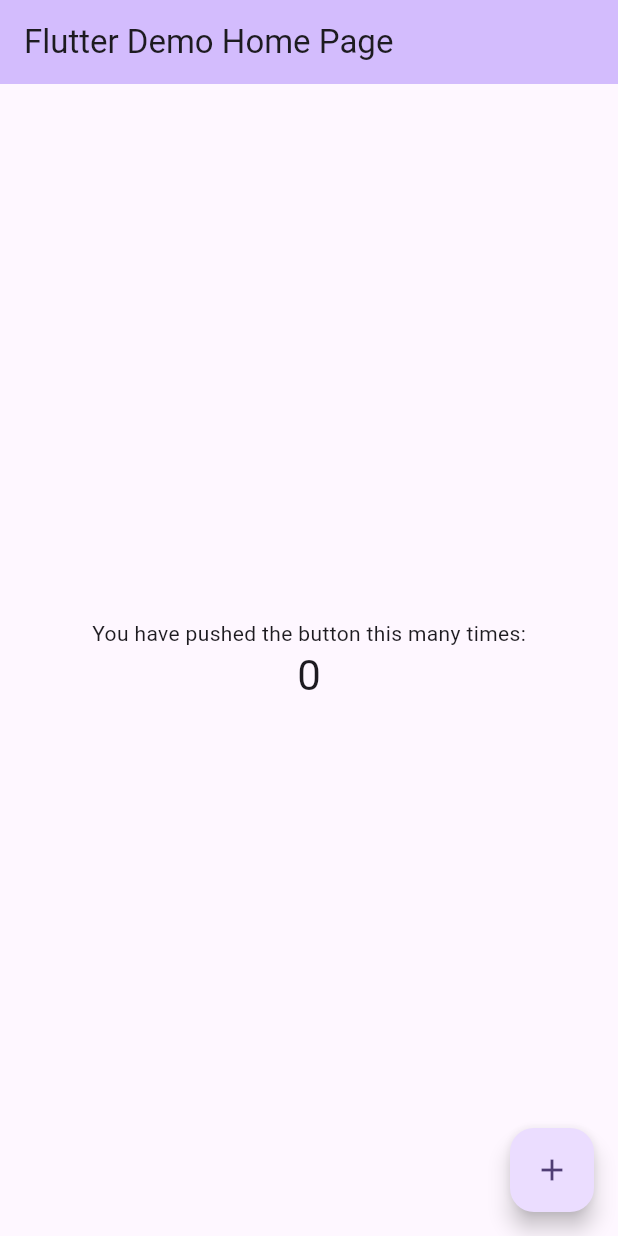
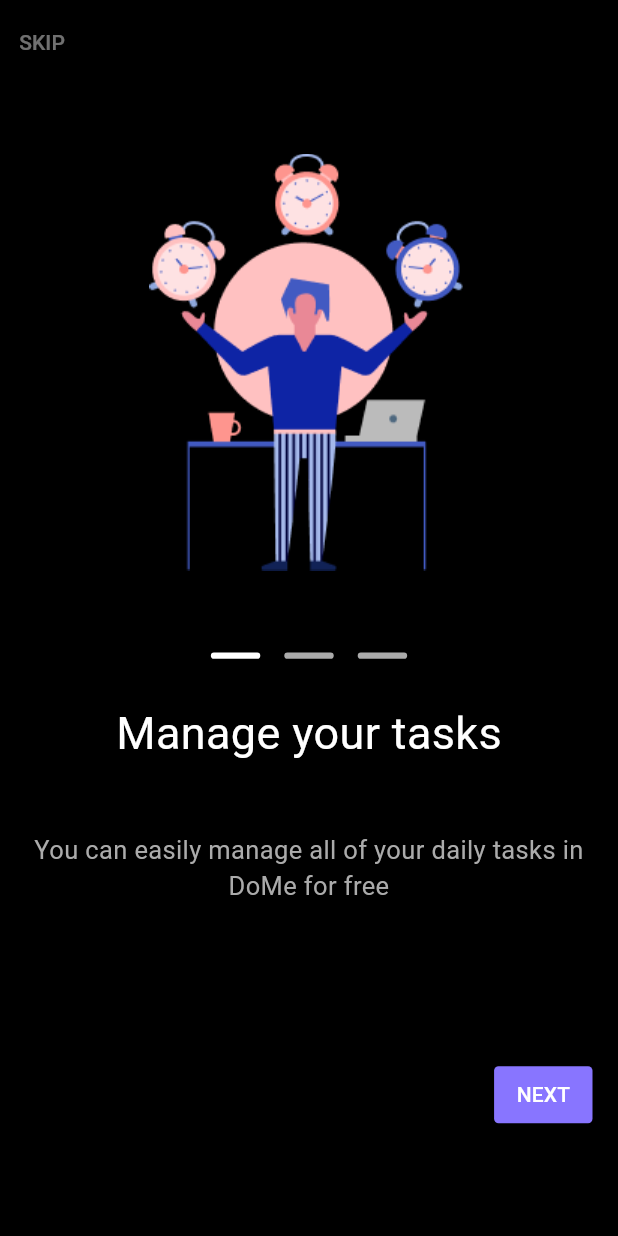
Before and after one commit to Shaurya2712/todo_list, a Flutter app: the screen it shows after launch, on a phone screen of 412 x 824 dp. Run offline on Flutter 3.47's test engine with Material 3 defaults, Android fonts, the phone set to English and light mode, and no system bars; our stand-ins replace get.

Commit message:
Implemented Introduction screen.

```diff
--- a/lib/main.dart
+++ b/lib/main.dart
@@ -1,4 +1,6 @@
 import 'package:flutter/material.dart';
+import 'package:get/get_navigation/src/root/get_material_app.dart';
+import 'package:todo_list/pages/splash_screen.dart';
 
 void main() {
   runApp(const MyApp());
@@ -10,116 +12,15 @@ class MyApp extends StatelessWidget {
   // This widget is the root of your application.
   @override
   Widget build(BuildContext context) {
-    return MaterialApp(
-      title: 'Flutter Demo',
-      theme: ThemeData(
-        // This is the theme of your application.
-        //
-        // TRY THIS: Try running your application with "flutter run". You'll see
-        // the application has a purple toolbar. Then, without quitting the app,
-        // try changing the seedColor in the colorScheme below to Colors.green
-        // and then invoke "hot reload" (save your changes or press the "hot
-        // reload" button in a Flutter-supported IDE, or press "r" if you used
-        // the command line to start the app).
-        //
-        // Notice that the counter didn't reset back to zero; the application
-        // state is not lost during the reload. To reset the state, use hot
-        // restart instead.
-        //
-        // This works for code too, not just values: Most code changes can be
-        // tested with just a hot reload.
-        colorScheme: ColorScheme.fromSeed(seedColor: Colors.deepPurple),
-        useMaterial3: true,
-      ),
-      home: const MyHomePage(title: 'Flutter Demo Home Page'),
+    return const GetMaterialApp(
+      // title: 'Todo List',
+      // theme: ThemeData(
+      //   colorScheme: ColorScheme.fromSeed(seedColor: Colors.deepPurple),
+      //   useMaterial3: true,
+      // ),
+
+      // by default goes to the splash screen.
+      home: SplashScreen(),
     );
   }
 }
-
-class MyHomePage extends StatefulWidget {
-  const MyHomePage({super.key, required this.title});
-
-  // This widget is the home page of your application. It is stateful, meaning
-  // that it has a State object (defined below) that contains fields that affect
-  // how it looks.
-
-  // This class is the configuration for the state. It holds the values (in this
-  // case the title) provided by the parent (in this case the App widget) and
-  // used by the build method of the State. Fields in a Widget subclass are
-  // always marked "final".
-
-  final String title;
-
-  @override
-  State<MyHomePage> createState() => _MyHomePageState();
-}
-
-class _MyHomePageState extends State<MyHomePage> {
-  int _counter = 0;
-
-  void _incrementCounter() {
-    setState(() {
-      // This call to setState tells the Flutter framework that something has
-      // changed in this State, which causes it to rerun the build method below
-      // so that the display can reflect the updated values. If we changed
-      // _counter without calling setState(), then the build method would not be
-      // called again, and so nothing would appear to happen.
-      _counter++;
-    });
-  }
-
-  @override
-  Widget build(BuildContext context) {
-    // This method is rerun every time setState is called, for instance as done
-    // by the _incrementCounter method above.
-    //
-    // The Flutter framework has been optimized to make rerunning build methods
-    // fast, so that you can just rebuild anything that needs updating rather
-    // than having to individually change instances of widgets.
-    return Scaffold(
-      appBar: AppBar(
-        // TRY THIS: Try changing the color here to a specific color (to
-        // Colors.amber, perhaps?) and trigger a hot reload to see the AppBar
-        // change color while the other colors stay the same.
-        backgroundColor: Theme.of(context).colorScheme.inversePrimary,
-        // Here we take the value from the MyHomePage object that was created by
-        // the App.build method, and use it to set our appbar title.
-        title: Text(widget.title),
-      ),
-      body: Center(
-        // Center is a layout widget. It takes a single child and positions it
-        // in the middle of the parent.
-        child: Column(
-          // Column is also a layout widget. It takes a list of children and
-          // arranges them vertically. By default, it sizes itself to fit its
-          // children horizontally, and tries to be as tall as its parent.
-          //
-          // Column has various properties to control how it sizes itself and
-          // how it positions its children. Here we use mainAxisAlignment to
-          // center the children vertically; the main axis here is the vertical
-          // axis because Columns are vertical (the cross axis would be
-          // horizontal).
-          //
-          // TRY THIS: Invoke "debug painting" (choose the "Toggle Debug Paint"
-          // action in the IDE, or press "p" in the console), to see the
-          // wireframe for each widget.
-          mainAxisAlignment: MainAxisAlignment.center,
-          children: <Widget>[
-            const Text(
-              'You have pushed the button this many times:',
-            ),
-            Text(
-              '$_counter',
-              style: Theme.of(context).textTheme.headlineMedium,
-            ),
-          ],
-        ),
-      ),
-      floatingActionButton: FloatingActionButton(
-        onPressed: _incrementCounter,
-        tooltip: 'Increment',
-        child: const Icon(Icons.add),
-      ), // This trailing comma makes auto-formatting nicer for build methods.
-    );
-  }
-}
--- /dev/null
+++ b/lib/pages/introduction_screen.dart
@@ -0,0 +1,165 @@
+import 'package:flutter/material.dart';
+import 'package:get/get.dart';
+import 'package:todo_list/controller/introduction_screen_controller.dart';
+import 'package:todo_list/utility/app_colors.dart';
+import 'package:todo_list/utility/app_strings.dart';
+
+class IntroductionScreen extends StatefulWidget {
+  const IntroductionScreen({super.key});
+
+  @override
+  State<IntroductionScreen> createState() => _IntroductionScreenState();
+}
+
+class _IntroductionScreenState extends State<IntroductionScreen> {
+  // Instance of the IntroductionController obtained using GetX dependency injection
+  final IntroductionController _controller = Get.put(IntroductionController());
+
+  @override
+  Widget build(BuildContext context) {
+    return Scaffold(
+      // Set background color
+      backgroundColor: AppColors.appBlack,
+
+      // Create an app bar with black background and a skip button
+      appBar: AppBar(
+        backgroundColor: AppColors.appBlack,
+        leading: TextButton(
+          onPressed: () => _controller.skipButton(), // Call skip button function on press
+          child: Text(
+            AppString.skip.toUpperCase(),
+            style: const TextStyle(color: AppColors.appWhitePrimary),
+          ),
+        ),
+      ),
+
+      // Build the body of the screen
+      body: _carousal(),
+
+      // Remove the floating action button
+      floatingActionButton: null,
+    );
+  }
+
+  // Widget responsible for building the carousel and its contents
+  Widget _carousal() {
+    final responsiveWidth = MediaQuery.of(context).size.width;
+    final responsiveHeight = MediaQuery.of(context).size.height;
+
+    return Column(
+      children: [
+        // Image carousel with page indicator
+        SizedBox(
+          height: responsiveHeight * 0.45,
+          width: responsiveWidth,
+          child: PageView.builder(
+            onPageChanged: (index) => _controller.currentIndex.value = index, // Update current index on page change
+            physics: const NeverScrollableScrollPhysics(), // Disable scrolling
+            controller: _controller.pageController, // Use controller for animation
+            itemCount: AppString.introductionScreenImages.length, // Number of slides
+            itemBuilder: (context, index) => SizedBox(
+              height: responsiveHeight * 0.45,
+              width: responsiveWidth,
+              child: Image.asset(AppString.introductionScreenImages[index]), // Display image from list
+            ),
+          ),
+        ),
+
+        SizedBox(height: responsiveHeight * 0.01), // Add some space
+
+        // Row of dots for page indicators based on current index
+        Obx(() => Row(
+          mainAxisAlignment: MainAxisAlignment.center,
+          children: [
+            for (var i = 0; i < AppString.introductionScreenImages.length; i++)
+              _imageIndicator(_controller.currentIndex.value == i, responsiveHeight, responsiveWidth),
+          ],
+        )),
+
+        SizedBox(height: responsiveHeight * 0.01), // Add some space
+
+        // Display title based on current index (Obx for reactivity)
+        Obx(() => SizedBox(
+          height: responsiveHeight * 0.1,
+          width: responsiveWidth,
+          child: Center(
+            child: Text(
+              AppString.introductionScreenTitles[_controller.currentIndex.value],
+              style: const TextStyle(color: AppColors.appWhite, fontSize: 30.0),
+            ),
+          ),
+        )),
+
+        SizedBox(height: responsiveHeight * 0.03), // Add some space
+
+        // Display description based on current index (Obx for reactivity)
+        Obx(() => SizedBox(
+          height: responsiveHeight * 0.1,
+          width: responsiveWidth * 0.9,
+          child: Text(
+            textAlign: TextAlign.center,
+            AppString.introductionScreenDescriptions[_controller.currentIndex.value],
+            style: const TextStyle(color: AppColors.appGray, fontSize: 17.0, ),
+          ),
+        )),
+
+        SizedBox(height: responsiveHeight * 0.08), // Add some space
+
+        // Build navigation buttons based on current index (Obx for reactivity)
+        Obx(() => _navigateButton(responsiveHeight, responsiveWidth)),
+      ],
+    );
+  }
+
+  // Widget to build the page indicator dots
+  Widget _imageIndicator(bool isSelected, double height, double width) {
+    return Padding(
+        padding: const EdgeInsets.symmetric(horizontal: 8.0),
+      child: Container(
+        height: height * 0.005,
+        width: width * 0.08,
+        decoration: BoxDecoration(
+          shape: BoxShape.rectangle,
+          borderRadius: const BorderRadius.all(Radius.circular(5.0)),
+          color: isSelected ? AppColors.appWhite : AppColors.appGray,
+        ),
+      ),
+    );
+  }
+
+  // Widget to build the back and next buttons
+  Widget _navigateButton(double height, double width) {
+    return Padding(
+      padding: const EdgeInsets.symmetric(horizontal: 5.0),
+      child: Row(
+        mainAxisAlignment: MainAxisAlignment.spaceBetween,
+        children: [
+          TextButton(
+            onPressed: () => _controller.backButton(), // Call back button function on press
+            child: _controller.currentIndex.value == 0
+                ? const SizedBox.shrink() // Hide back button on first screen
+                : Text(AppString.back.toUpperCase(), style: const TextStyle(color: AppColors.appWhitePrimary)),
+          ),
+          TextButton(
+            onPressed: () => _controller.nextButton(), // Call next button function on press
+            child: Center(
+              child: Container(
+                padding: const EdgeInsets.symmetric(vertical: 9.0, horizontal: 15.0),
+                decoration: BoxDecoration(
+                  color: AppColors.appPurple,
+                  borderRadius: BorderRadius.circular(3.0),
+                ),
+                child: Text(
+                  _controller.currentIndex.value == AppString.introductionScreenImages.length - 1
+                      ? AppString.getStarted.toUpperCase() // Display "Get Started" on last screen
+                      : AppString.next.toUpperCase(),
+                  style: const TextStyle(color: AppColors.appWhite),
+                ),
+              ),
+            ),
+          ),
+        ],
+      ),
+    );
+  }
+}
--- /dev/null
+++ b/lib/utility/app_colors.dart
@@ -0,0 +1,12 @@
+import 'dart:ui';
+
+class AppColors {
+
+  static const Color appBlack = Color(0xFF000000);
+  static const Color appGray = Color(0xFFABABAB);
+  static const Color appWhite = Color(0xFFFFFFFF);
+  static const Color appPurple = Color(0xFF8875FF);
+  static const Color appWhitePrimary = Color(0x70FFFFFF);
+
+
+}
--- /dev/null
+++ b/lib/utility/app_strings.dart
@@ -0,0 +1,34 @@
+class AppString {
+
+  // Images for the carousal in the introduction screen
+  static const List<String> introductionScreenImages = [
+    "assets/images/introduction_one.png",
+    "assets/images/introduction_two.png",
+    "assets/images/introduction_three.png"
+  ];
+
+  // Titles for the carousal in the introduction screen
+  static const List<String> introductionScreenTitles = [
+    "Manage your tasks",
+    "Create daily routine",
+    "Organize your tasks"
+  ];
+
+  // Description for the carousal in the introduction screen
+  static const List<String> introductionScreenDescriptions = [
+    "You can easily manage all of your daily tasks in DoMe for free",
+    "In UpTodo you can create your personalized routine to stay productive",
+    "You can organize your daily tasks by adding your tasks into separate categories"
+  ];
+
+  // Static strings
+  static const String skip                                = "skip";
+  static const String back                                = "back";
+  static const String next                                = "next";
+  static const String getStarted                          = "get started";
+  static const String welcomeScreenTitle                  = "Welcome to UpToDo";
+  static const String welcomeScreenDescription            = "Please login to your account or create new account to continue";
+  static const String login                               = "login";
+  static const String createAccount                       = "create account";
+
+}
```
Also changed, not shown: lib/controller/introduction_screen_controller.dart (added, +59 -0 lines), lib/controller/splash_screen_controller.dart (added, +15 -0 lines), lib/controller/welcome_screen_controller.dart (added, +10 -0 lines), lib/pages/splash_screen.dart (+47 -0 lines), lib/pages/welcome_screen.dart (added, +104 -0 lines), pubspec.yaml (+8 -54 lines), assets/images/app_logo.png (added), assets/images/introduction_one.png (added), assets/images/introduction_three.png (added), assets/images/introduction_two.png (added).
